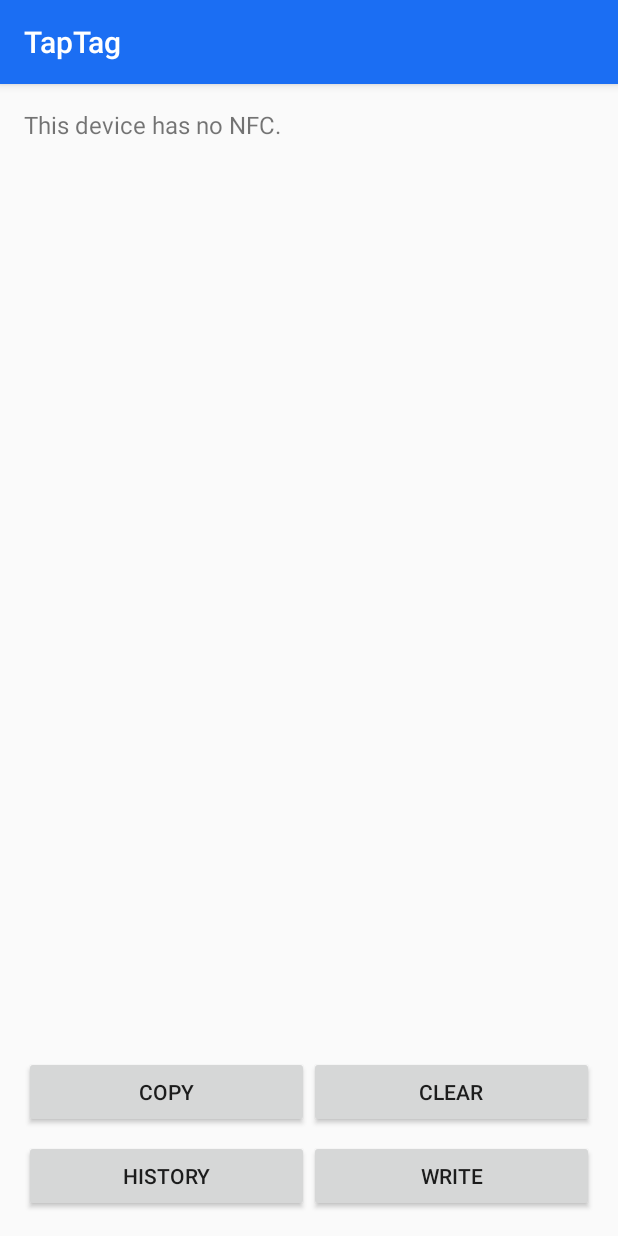
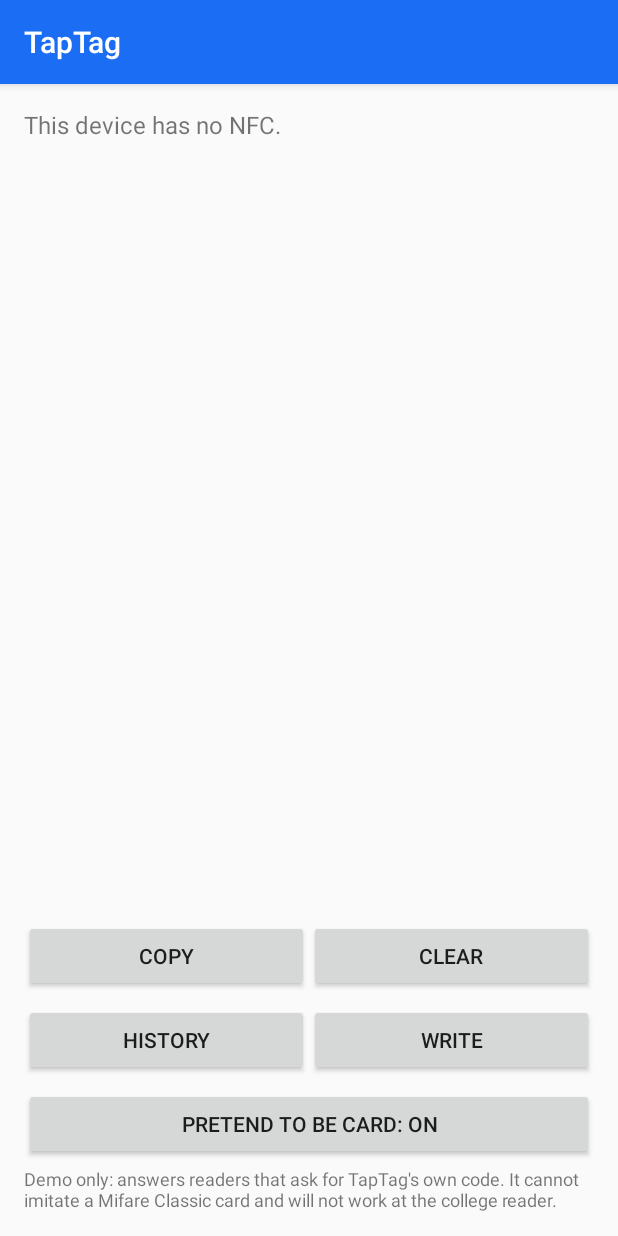
Before and after one commit to KUMAR-AKASH-M/TapTag, an Android app: the screen it shows after launch (MainActivity), on a phone screen of 412 x 824 dp. Run offline under Robolectric (Android 15) with nearby library versions, the phone set to English and light mode, and no system bars.

Commit message:
Add HCE pretend mode (demo)

```diff
--- a/app/build.gradle.kts
+++ b/app/build.gradle.kts
@@ -11,8 +11,8 @@ android {
         applicationId = "com.kumar.taptag"
         minSdk = 24
         targetSdk = 34
-        versionCode = 4
-        versionName = "1.3"
+        versionCode = 5
+        versionName = "1.4"
     }
 
     buildTypes {
--- a/app/src/main/java/com/kumar/taptag/MainActivity.kt
+++ b/app/src/main/java/com/kumar/taptag/MainActivity.kt
@@ -4,6 +4,8 @@ import android.content.ClipData
 import android.content.ClipboardManager
 import android.content.Context
 import android.content.Intent
+import android.content.ComponentName
+import android.content.pm.PackageManager
 import android.nfc.NfcAdapter
 import android.nfc.Tag
 import android.os.Build
@@ -38,6 +40,8 @@ class MainActivity : AppCompatActivity(), NfcAdapter.ReaderCallback {
         findViewById<Button>(R.id.writeButton).setOnClickListener {
             startActivity(Intent(this, WriteActivity::class.java))
         }
+        findViewById<Button>(R.id.emulateButton).setOnClickListener { toggleEmulation() }
+        updateEmulateButton()
 
         nfcAdapter = NfcAdapter.getDefaultAdapter(this)
         when {
@@ -156,4 +160,32 @@ class MainActivity : AppCompatActivity(), NfcAdapter.ReaderCallback {
         resultText.text = ""
         statusText.text = "Ready. Tap a card to the back of the phone."
     }
+
+    /** Turns the HCE "pretend" service on/off. Demo only — see CardEmulationService. */
+    private fun isEmulationEnabled(): Boolean {
+        val component = ComponentName(this, CardEmulationService::class.java)
+        return packageManager.getComponentEnabledSetting(component) !=
+            PackageManager.COMPONENT_ENABLED_STATE_DISABLED
+    }
+
+    private fun toggleEmulation() {
+        val component = ComponentName(this, CardEmulationService::class.java)
+        val newState = if (isEmulationEnabled()) {
+            PackageManager.COMPONENT_ENABLED_STATE_DISABLED
+        } else {
+            PackageManager.COMPONENT_ENABLED_STATE_ENABLED
+        }
+        packageManager.setComponentEnabledSetting(
+            component, newState, PackageManager.DONT_KILL_APP
+        )
+        updateEmulateButton()
+    }
+
+    private fun updateEmulateButton() {
+        findViewById<Button>(R.id.emulateButton).text = if (isEmulationEnabled()) {
+            "Pretend to be card: ON"
+        } else {
+            "Pretend to be card: OFF"
+        }
+    }
 }
--- a/app/src/main/res/layout/activity_main.xml
+++ b/app/src/main/res/layout/activity_main.xml
@@ -72,4 +72,18 @@
             android:layout_weight="1"
             android:text="@string/write" />
     </LinearLayout>
+
+    <Button
+        android:id="@+id/emulateButton"
+        android:layout_width="match_parent"
+        android:layout_height="wrap_content"
+        android:layout_marginTop="8dp"
+        android:text="@string/emulate_off" />
+
+    <TextView
+        android:layout_width="match_parent"
+        android:layout_height="wrap_content"
+        android:layout_marginTop="4dp"
+        android:text="@string/emulate_note"
+        android:textSize="12sp" />
 </LinearLayout>
--- a/app/src/main/res/values/strings.xml
+++ b/app/src/main/res/values/strings.xml
@@ -16,4 +16,8 @@
     <string name="write_url_hint">example.com or https://…</string>
     <string name="write_to_card">Write to card</string>
     <string name="write_ready">Type something, tap Write to card, then hold a card to the phone.</string>
+    <string name="emulate_off">Pretend to be card: OFF</string>
+    <string name="emulate_description">TapTag card emulation</string>
+    <string name="emulate_aid_description">TapTag pretend card</string>
+    <string name="emulate_note">Demo only: answers readers that ask for TapTag\'s own code. It cannot imitate a Mifare Classic card and will not work at the college reader.</string>
 </resources>
```
Also changed, not shown: app/src/main/AndroidManifest.xml (+11 -0 lines), app/src/main/java/com/kumar/taptag/CardEmulationService.kt (added, +55 -0 lines), app/src/main/res/xml/apduservice.xml (added, +10 -0 lines), 1 other file.
